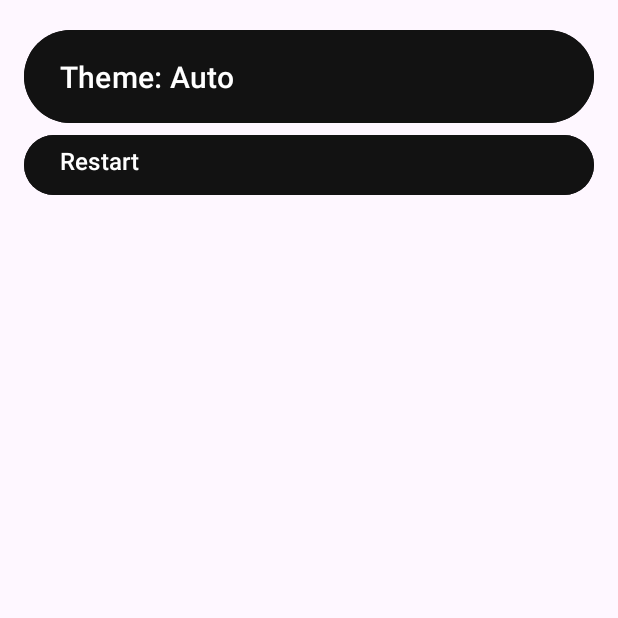
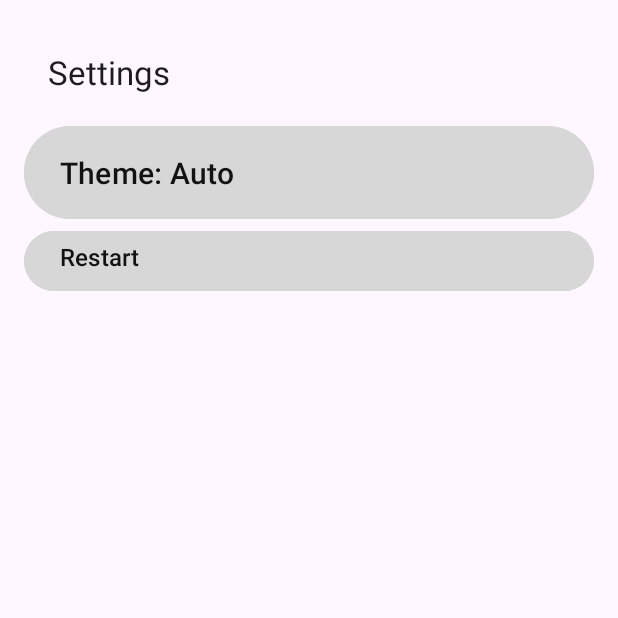
Before and after one commit to klon03/MineblockGO, an Android app: the Settings screen opened directly, with no data from a screen before it, on a phone screen of 412 x 824 dp, the top half of it. Run offline under Robolectric (Android 15) with nearby library versions, the phone set to English and light mode, and no system bars.

Commit message:
Z resetem

```diff
--- a/app/src/main/AndroidManifest.xml
+++ b/app/src/main/AndroidManifest.xml
@@ -22,7 +22,11 @@
             android:name=".CombatActivity"
             android:exported="false" />
 
-        <activity android:name=".Settings">
+        <activity android:name=".Settings"
+            android:exported="true">
+            <meta-data
+                android:name="android.app.lib_name"
+                android:value="" />
         </activity>
 
 
--- a/app/src/main/java/com/example/mineblockgo/Settings.kt
+++ b/app/src/main/java/com/example/mineblockgo/Settings.kt
@@ -1,5 +1,8 @@
 package com.example.mineblockgo
 
+
+import android.annotation.SuppressLint
+import android.content.Intent
 import androidx.appcompat.app.AppCompatActivity
 import android.os.Bundle
 import android.widget.Button
@@ -11,6 +14,7 @@ class Settings : AppCompatActivity() {
 
     private val themeTitleList = arrayOf("Light", "Dark", "Auto")
     private lateinit var restart: Button
+    @SuppressLint("SetJavaScriptEnabled")
 
     override fun onCreate(savedInstanceState: Bundle?) {
         super.onCreate(savedInstanceState)
@@ -42,6 +46,9 @@ class Settings : AppCompatActivity() {
         }
 
         restart.setOnClickListener {
+            val intent = Intent(this, MapActivity::class.java)
+            intent.addFlags(Intent.FLAG_ACTIVITY_CLEAR_TOP or Intent.FLAG_ACTIVITY_NEW_TASK)
+            startActivity(intent)
             finish()
             startActivity(intent)
             overridePendingTransition(0, 0)
--- a/app/src/main/res/layout/activity_settings.xml
+++ b/app/src/main/res/layout/activity_settings.xml
@@ -1,12 +1,26 @@
 <?xml version="1.0" encoding="utf-8"?>
-<RelativeLayout xmlns:android="http://schemas.android.com/apk/res/android"
+<RelativeLayout
+    xmlns:android="http://schemas.android.com/apk/res/android"
+    xmlns:app="http://schemas.android.com/apk/res-auto"
     xmlns:tools="http://schemas.android.com/tools"
     android:layout_width="match_parent"
-    android:layout_height="wrap_content"
+    android:layout_height="match_parent"
     android:padding="16dp"
     tools:context=".Settings">
 
+    <!-- Toolbar na samej górze -->
+    <androidx.appcompat.widget.Toolbar
+        android:id="@+id/toolbar"
+        android:layout_width="match_parent"
+        android:layout_height="?attr/actionBarSize"
+        app:title="Settings" />
 
+    <RelativeLayout
+        android:id="@+id/changeThemeBtnContainer"
+        android:layout_width="match_parent"
+        android:layout_height="wrap_content"
+        android:layout_below="@id/toolbar"
+        android:gravity="center_vertical">
 
         <Button
             android:id="@+id/changeThemeBtn"
@@ -16,17 +30,29 @@
             android:gravity="center_vertical"
             android:text="Theme"
             android:textAllCaps="false"
-        android:textSize="20sp" />
+            android:textSize="20sp"/>
+
+    </RelativeLayout>
+
+    <RelativeLayout
+        android:id="@+id/restartBtnContainer"
+        android:layout_width="match_parent"
+        android:layout_height="wrap_content"
+        android:layout_below="@+id/changeThemeBtnContainer"
+        android:gravity="start">
 
         <Button
             android:id="@+id/restartBtn"
             style="@style/buttonStyle"
             android:layout_width="match_parent"
             android:layout_height="wrap_content"
-        android:layout_below="@id/changeThemeBtn"
             android:gravity="start"
             android:text="Restart"
             android:textAllCaps="false"
             android:textSize="16sp" />
 
+
+
     </RelativeLayout>
+
+</RelativeLayout>
--- a/app/src/main/res/values-night/themes.xml
+++ b/app/src/main/res/values-night/themes.xml
@@ -3,7 +3,7 @@
     <style name="Base.Theme.MineblockGO" parent="Theme.Material3.DayNight.NoActionBar">
         <!-- Customize your dark theme here. -->
         <!-- <item name="colorPrimary">@color/my_dark_primary</item> -->
-        <item name="android:statusBarColor">?attr/colorPrimaryVariant</item>
+        <item name="android:statusBarColor">@color/dark</item>
     </style>
 
     <style name="TextViewStyle">
@@ -14,8 +14,8 @@
     </style>
 
     <style name="buttonStyle">
-        <item name="android:textColor">@color/dark</item>
-        <item name="android:backgroundTint">@color/white</item>
+        <item name="android:textColor">@color/white</item>
+        <item name="android:backgroundTint">@color/almostdark</item>
     </style>
 
 
--- a/app/src/main/res/values/colors.xml
+++ b/app/src/main/res/values/colors.xml
@@ -8,4 +8,7 @@
     <color name="dark">#121212</color>
     <color name="purple">#BB86FC</color>
     <color name="darkpurple">#FF3700B3</color>
+    <color name="almostwhite">#d7d7d7</color>
+    <color name="almostdark">#2d2d2d</color>
+
 </resources>
--- a/app/src/main/res/values/themes.xml
+++ b/app/src/main/res/values/themes.xml
@@ -3,7 +3,7 @@
     <style name="Base.Theme.MineblockGO" parent="Theme.Material3.DayNight.NoActionBar">
         <!-- Customize your light theme here. -->
         <!-- <item name="colorPrimary">@color/my_light_primary</item> -->
-        <item name="android:statusBarColor">?attr/colorPrimaryVariant</item>
+        <item name="android:statusBarColor">@color/almostwhite</item>
     </style>
 
     <style name="Theme.MineblockGO" parent="Base.Theme.MineblockGO" />
@@ -16,7 +16,7 @@
     </style>
 
     <style name="buttonStyle">
-        <item name="android:textColor">@color/white</item>
-        <item name="android:backgroundTint">@color/dark</item>
+        <item name="android:textColor">@color/dark</item>
+        <item name="android:backgroundTint">@color/almostwhite</item>
     </style>
 </resources>
```
Lines whose indentation alone changed are shown as unchanged.
